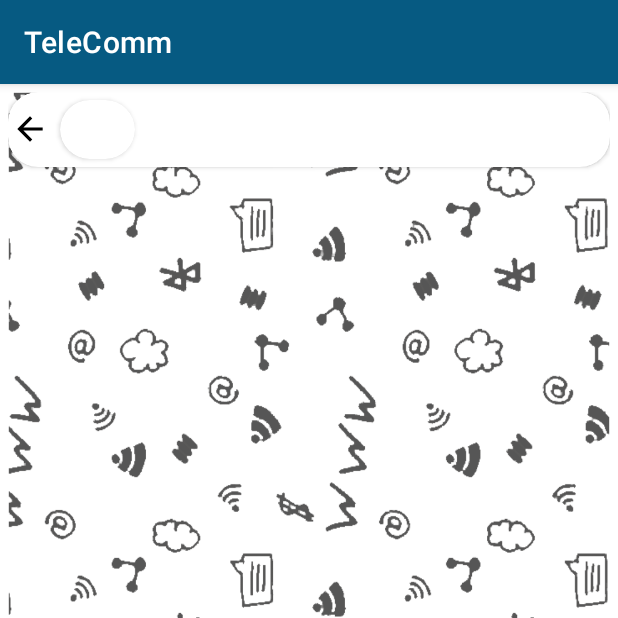
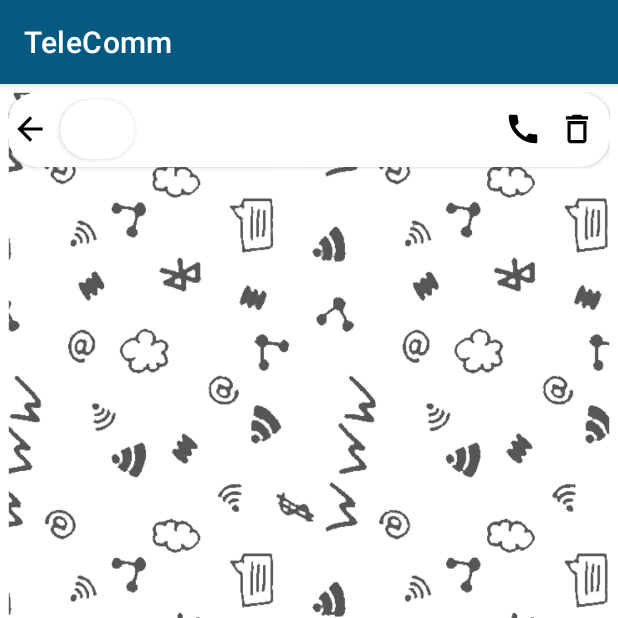
Before and after one commit to jobanjit-singh/Telecomm-Telegram-Clone-, an Android app: the fragment SenderReceiverChatFragment shown on its own in the app's theme, on a phone screen of 412 x 824 dp, the top half of it. Run offline under Robolectric (Android 15) with nearby library versions, the phone set to English and light mode, and no system bars; our stand-ins replace Firebase (no records; nobody signed in at launch, a user with empty details on screens opened directly); 5 statements that could not run were skipped.

Commit message:
Call and Chat Delete Added

```diff
--- a/app/src/main/java/com/example/telecomm/SenderReceiverChatFragment.java
+++ b/app/src/main/java/com/example/telecomm/SenderReceiverChatFragment.java
@@ -1,6 +1,9 @@
 package com.example.telecomm;
 
+import android.app.AlertDialog;
 import android.content.Context;
+import android.content.DialogInterface;
+import android.content.Intent;
 import android.net.Uri;
 import android.os.Bundle;
 import android.util.Log;
@@ -33,7 +36,7 @@ import java.util.List;
 
 public class SenderReceiverChatFragment extends Fragment {
     String ReceiverUserName,ReceiverProfileImage,ReceiverUserNumber,SenderUserNumber;
-    ImageView SendReceiveBackBtn,SendReceiveProfileImage,SendReceiveSendBtn;
+    ImageView SendReceiveBackBtn,SendReceiveProfileImage,SendReceiveSendBtn,SendReceiveCallBtn,SendReceiveDeleteChatBtn;
     TextView SendReceiveUserName;
     EditText SendReceiveMsgEdittext;
     RecyclerView SendReceiveRecyclerView;
@@ -60,6 +63,51 @@ public class SenderReceiverChatFragment extends Fragment {
         SendReceiveMsgEdittext = getView().findViewById(R.id.SendReceiveMsgEditText);
         SendReceiveSendBtn = getView().findViewById(R.id.SendReceiveSendBtn);
         SendReceiveRecyclerView = getView().findViewById(R.id.SendReceiveRecyclerView);
+        SendReceiveCallBtn = getView().findViewById(R.id.SendReceiveCallBtn);
+        SendReceiveDeleteChatBtn = getView().findViewById(R.id.SendReceiveDeleteChatBtn);
+
+        SendReceiveDeleteChatBtn.setOnClickListener(new View.OnClickListener() {
+            @Override
+            public void onClick(View view) {
+                AlertDialog.Builder builder = new AlertDialog.Builder(getContext());
+                builder.setTitle(R.string.confirm);
+                builder.setMessage(R.string.are_you_sure);
+                builder.setCancelable(false);
+                builder.setPositiveButton(R.string.ok, new DialogInterface.OnClickListener() {
+                    @Override
+                    public void onClick(DialogInterface dialogInterface, int i) {
+                        FirebaseDatabase.getInstance().getReference("chat")
+                                .child(SenderUserNumber)
+                                .child("chats")
+                                .child(ReceiverUserNumber)
+                                .setValue("")
+                                .addOnSuccessListener(new OnSuccessListener<Void>() {
+                                    @Override
+                                    public void onSuccess(Void unused) {
+                                        Toast.makeText(getContext(), "Chat is Deleted", Toast.LENGTH_SHORT).show();
+                                        dialogInterface.dismiss();
+                                    }
+                                });
+                    }
+                });
+                builder.setNegativeButton(R.string.Cancel, new DialogInterface.OnClickListener() {
+                    @Override
+                    public void onClick(DialogInterface dialogInterface, int i) {
+                        dialogInterface.dismiss();
+                    }
+                });
+                builder.show();
+            }
+        });
+
+        SendReceiveCallBtn.setOnClickListener(new View.OnClickListener() {
+            @Override
+            public void onClick(View view) {
+                Intent i = new Intent(Intent.ACTION_DIAL);
+                i.setData(Uri.parse("tel:"+ReceiverUserNumber.substring(3)));
+                startActivity(i);
+            }
+        });
 
         Glide.with(getContext()).load(Uri.parse(ReceiverProfileImage)).into(SendReceiveProfileImage);
         SendReceiveUserName.setText(ReceiverUserName);
@@ -130,12 +178,12 @@ public class SenderReceiverChatFragment extends Fragment {
                         }
                         MessageAdapter adapter = new MessageAdapter(Messages,getContext());
                         LinearLayoutManager layout = new LinearLayoutManager(getContext());
-//                        layout.smoothScrollToPosition(SendReceiveRecyclerView,null,10);
                         layout.setStackFromEnd(true);
                         SendReceiveRecyclerView.setLayoutManager(layout);
                         SendReceiveRecyclerView.setAdapter(adapter);
                         adapter.notifyDataSetChanged();
-                        Log.d("Data is Present","Chats List Size is "+String.valueOf(Messages.size()));
+                        adapter.notifyItemInserted(Messages.size()-1);
+                        SendReceiveRecyclerView.scrollToPosition(Messages.size()-1);
                     }
 
                     @Override
--- /dev/null
+++ b/app/src/main/res/drawable/call.xml
@@ -0,0 +1,5 @@
+<vector android:height="24dp" android:tint="?android:textColorPrimary"
+    android:viewportHeight="24" android:viewportWidth="24"
+    android:width="24dp" xmlns:android="http://schemas.android.com/apk/res/android">
+    <path android:fillColor="@android:color/white" android:pathData="M20.01,15.38c-1.23,0 -2.42,-0.2 -3.53,-0.56 -0.35,-0.12 -0.74,-0.03 -1.01,0.24l-1.57,1.97c-2.83,-1.35 -5.48,-3.9 -6.89,-6.83l1.95,-1.66c0.27,-0.28 0.35,-0.67 0.24,-1.02 -0.37,-1.11 -0.56,-2.3 -0.56,-3.53 0,-0.54 -0.45,-0.99 -0.99,-0.99H4.19C3.65,3 3,3.24 3,3.99 3,13.28 10.73,21 20.01,21c0.71,0 0.99,-0.63 0.99,-1.18v-3.45c0,-0.54 -0.45,-0.99 -0.99,-0.99z"/>
+</vector>
--- /dev/null
+++ b/app/src/main/res/drawable/delete.xml
@@ -0,0 +1,5 @@
+<vector android:height="24dp" android:tint="?android:textColorPrimary"
+    android:viewportHeight="24" android:viewportWidth="24"
+    android:width="24dp" xmlns:android="http://schemas.android.com/apk/res/android">
+    <path android:fillColor="@android:color/white" android:pathData="M6,19c0,1.1 0.9,2 2,2h8c1.1,0 2,-0.9 2,-2L18,7L6,7v12zM8,9h8v10L8,19L8,9zM15.5,4l-1,-1h-5l-1,1L5,4v2h14L19,4z"/>
+</vector>
--- a/app/src/main/res/layout/sender_receiver_chat_fragment.xml
+++ b/app/src/main/res/layout/sender_receiver_chat_fragment.xml
@@ -45,10 +45,34 @@
                 android:layout_margin="5dp"
                 android:layout_toRightOf="@id/SendReceiveImageCard"
                 android:layout_centerVertical="true"
-                android:layout_width="wrap_content"
+                android:layout_width="200dp"
                 android:layout_height="wrap_content"
                 android:textColor="?android:textColorPrimary"
                 />
+            <LinearLayout
+                android:id="@+id/linearLayout"
+                android:layout_centerVertical="true"
+                android:layout_alignParentRight="true"
+                android:gravity="center"
+                android:layout_width="80dp"
+                android:layout_height="40dp">
+
+                <ImageView
+                    android:layout_margin="5dp"
+                    android:id="@+id/SendReceiveCallBtn"
+                    android:layout_width="25dp"
+                    android:layout_height="25dp"
+                    android:src="@drawable/call"
+                    />
+                <ImageView
+                    android:layout_margin="5dp"
+                    android:id="@+id/SendReceiveDeleteChatBtn"
+                    android:layout_width="25dp"
+                    android:layout_height="25dp"
+                    android:src="@drawable/delete"
+                    />
+
+            </LinearLayout>
 
         </RelativeLayout>
     </androidx.cardview.widget.CardView>
--- a/app/src/main/res/values/strings.xml
+++ b/app/src/main/res/values/strings.xml
@@ -18,4 +18,9 @@
     <string name="userListEmptyTxt">No User Found</string>
     <string name="chatActivitySignoutTxt">Sign Out</string>
     <string name="SendReceiveFragSendMsgHint">Type your message..</string>
+
+    <string name="confirm">Confirm</string>
+    <string name="are_you_sure">Are You Sure?</string>
+    <string name="ok">Ok</string>
+    <string name="Cancel">Cancel</string>
 </resources>
```
